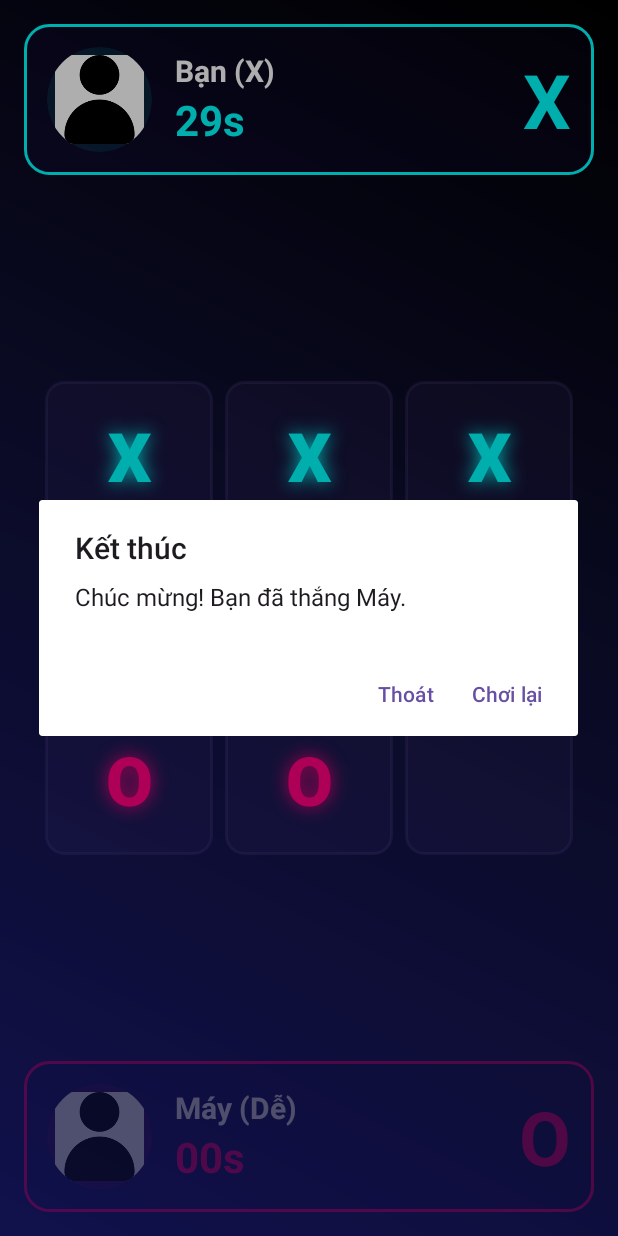
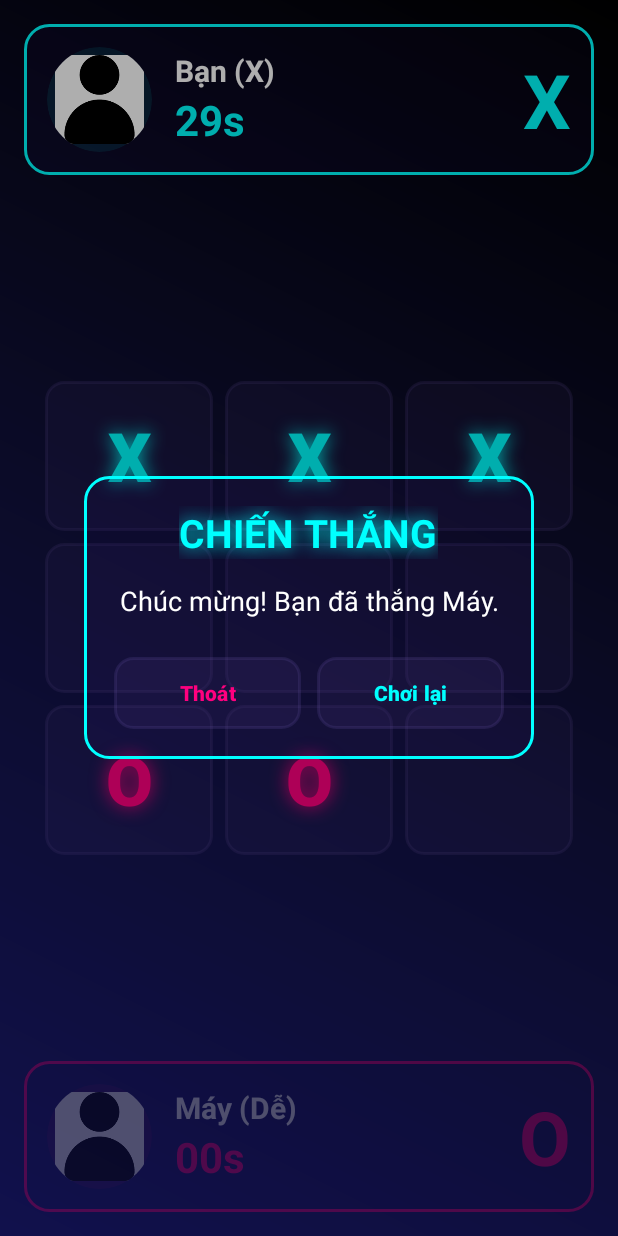
Before and after one commit to VoChiThong65133400/65133400-CaroBattleAI, an Android app: the PlayWithBotActivity screen opened directly, with no data from a screen before it, after a tap on an icon or button, on a phone screen of 412 x 824 dp. Run offline under Robolectric (Android 15) with nearby library versions, the light colour scheme and no system bars; our stand-ins replace Firebase (no records; nobody signed in at launch, a user with empty details on screens opened directly); 3 other taps on this screen came first.

Commit message:
Cập nhật 4
Chỉnh giao diện thông báo chiến thắng

```diff
--- a/CaroBattleAI/app/src/main/java/ntu/carobattleai/BotModeActivity.java
+++ b/CaroBattleAI/app/src/main/java/ntu/carobattleai/BotModeActivity.java
@@ -30,7 +30,7 @@ public class BotModeActivity extends AppCompatActivity {
     private void startBotGame(String level) {
         Toast.makeText(this, "Đã chọn mức: " + level, Toast.LENGTH_SHORT).show();
 
-        // Tạo một Intent để chuyển từ màn hình chọn độ khó sang màn hình chơi game (PlayWithBotActivity)
+        // Tạo một Intent để chuyển từ màn hình chọn độ khó sang màn hình chơi game
         Intent intent = new Intent(BotModeActivity.this, PlayWithBotActivity.class);
 
         // Gửi kèm thông tin về độ khó sang màn hình tiếp theo
--- a/CaroBattleAI/app/src/main/java/ntu/carobattleai/PlayWithBotActivity.java
+++ b/CaroBattleAI/app/src/main/java/ntu/carobattleai/PlayWithBotActivity.java
@@ -223,13 +223,48 @@ public class PlayWithBotActivity extends AppCompatActivity {
     private void showWinDialog(String msg) {
         if (countDownTimer != null) countDownTimer.cancel();
         saveGameHistory(msg);
-        new AlertDialog.Builder(this)
-                .setTitle("Kết thúc")
-                .setMessage(msg)
-                .setPositiveButton("Chơi lại", (d, w) -> resetGame())
-                .setNegativeButton("Thoát", (d, w) -> finish())
-                .setCancelable(false)
-                .show();
+
+        // 1. Khởi tạo Dialog với style trong suốt để không bị viền trắng đè lên viền Neon
+        android.app.Dialog dialog = new android.app.Dialog(this);
+        dialog.setContentView(R.layout.dialog_win);
+        if (dialog.getWindow() != null) {
+            dialog.getWindow().setBackgroundDrawableResource(android.R.color.transparent);
+        }
+        dialog.setCancelable(false); // Không cho bấm ra ngoài để tắt
+
+        // 2. Ánh xạ các View trong Dialog
+        TextView tvDialogTitle = dialog.findViewById(R.id.tvDialogTitle);
+        TextView tvDialogMessage = dialog.findViewById(R.id.tvDialogMessage);
+        Button btnExit = dialog.findViewById(R.id.btnDialogExit);
+        Button btnRestart = dialog.findViewById(R.id.btnDialogRestart);
+
+        // 3. Hiển thị nội dung
+        tvDialogMessage.setText(msg);
+
+        // Tự động đổi màu tiêu đề theo kết quả cho đẹp: Thắng thì Xanh Cyan, Thua thì Hồng Neon
+        if (msg.contains("Bạn đã thắng") || msg.contains("Bạn thắng")) {
+            tvDialogTitle.setText("CHIẾN THẮNG");
+            tvDialogTitle.setTextColor(Color.parseColor("#00FFFF"));
+            tvDialogTitle.setShadowLayer(15f, 0f, 0f, Color.parseColor("#00FFFF"));
+        } else {
+            tvDialogTitle.setText("THẤT BẠI");
+            tvDialogTitle.setTextColor(Color.parseColor("#FF007F"));
+            tvDialogTitle.setShadowLayer(15f, 0f, 0f, Color.parseColor("#FF007F"));
+        }
+
+        // 4. Xử lý sự kiện click nút
+        btnRestart.setOnClickListener(v -> {
+            resetGame();
+            dialog.dismiss(); // Đóng dialog
+        });
+
+        btnExit.setOnClickListener(v -> {
+            dialog.dismiss();
+            finish(); // Thoát màn hình chơi
+        });
+
+        // 5. Hiển thị lên màn hình
+        dialog.show();
     }
 
     private void saveGameHistory(String result) {
--- /dev/null
+++ b/CaroBattleAI/app/src/main/res/layout/dialog_win.xml
@@ -0,0 +1,60 @@
+<?xml version="1.0" encoding="utf-8"?>
+<LinearLayout xmlns:android="http://schemas.android.com/apk/res/android"
+    xmlns:app="http://schemas.android.com/apk/res-auto"
+    android:layout_width="300dp"
+    android:layout_height="wrap_content"
+    android:orientation="vertical"
+    android:padding="20dp"
+    android:gravity="center"
+    android:layout_gravity="center"
+    android:background="@drawable/player_x_bg_neon"> <TextView
+    android:id="@+id/tvDialogTitle"
+    android:layout_width="wrap_content"
+    android:layout_height="wrap_content"
+    android:text="KẾT THÚC"
+    android:textSize="26sp"
+    android:textStyle="bold"
+    android:textColor="#00FFFF"
+    android:shadowColor="#00FFFF"
+    android:shadowRadius="15"/>
+
+    <TextView
+        android:id="@+id/tvDialogMessage"
+        android:layout_width="wrap_content"
+        android:layout_height="wrap_content"
+        android:text="Chúc mừng! Bạn đã thắng."
+        android:textColor="#FFFFFF"
+        android:textSize="18sp"
+        android:gravity="center"
+        android:layout_marginTop="15dp"
+        android:layout_marginBottom="25dp"/>
+
+    <LinearLayout
+        android:layout_width="match_parent"
+        android:layout_height="wrap_content"
+        android:orientation="horizontal"
+        android:weightSum="2">
+
+        <Button
+            android:id="@+id/btnDialogExit"
+            android:layout_width="0dp"
+            android:layout_height="wrap_content"
+            android:layout_weight="1"
+            android:layout_marginEnd="5dp"
+            android:text="Thoát"
+            android:textColor="#FF007F"
+            android:background="@drawable/cell_style"
+            android:textStyle="bold"/>
+
+        <Button
+            android:id="@+id/btnDialogRestart"
+            android:layout_width="0dp"
+            android:layout_height="wrap_content"
+            android:layout_weight="1"
+            android:layout_marginStart="5dp"
+            android:text="Chơi lại"
+            android:textColor="#00FFFF"
+            android:background="@drawable/cell_style"
+            android:textStyle="bold"/>
+    </LinearLayout>
+</LinearLayout>
```
